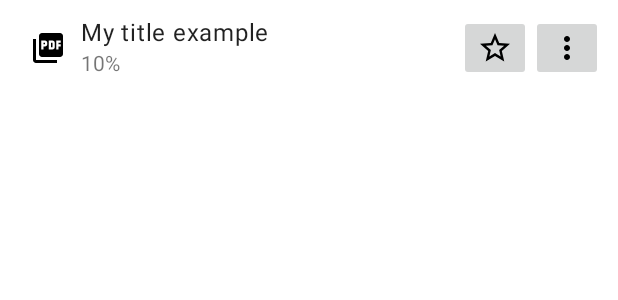
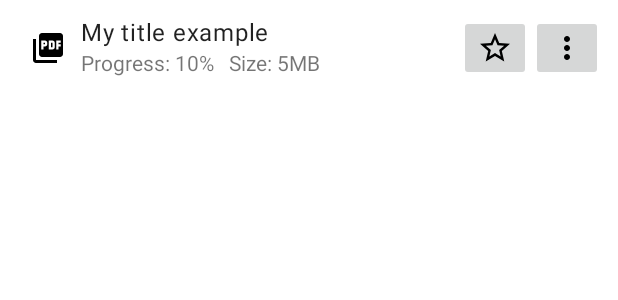
Before and after one commit to Sory-Noroc/LibroRead, an Android app: the layout book_list_item.xml on its own in the app's theme, with its tools: preview values and no code run, on a phone screen of 412 x 824 dp. Shown: the top 300 px of the screen. Run offline under Robolectric (Android 15) with nearby library versions, the phone set to English and light mode, and no system bars.

Commit message:
Logging and minor fixes

```diff
--- a/app/build.gradle
+++ b/app/build.gradle
@@ -35,6 +35,7 @@ android {
     }
     buildFeatures {
         viewBinding true
+        dataBinding true
     }
 }
 
--- a/app/src/main/AndroidManifest.xml
+++ b/app/src/main/AndroidManifest.xml
@@ -20,12 +20,8 @@
         android:theme="@style/Theme.LibroRead"
         tools:targetApi="31">
         <activity
-            android:name=".ReadActivity"
-            android:exported="false" />
-        <activity
             android:name=".MainActivity"
             android:exported="true"
-            android:label="@string/app_name"
             android:theme="@style/Theme.LibroRead.NoActionBar">
             <intent-filter>
                 <action android:name="android.intent.action.MAIN" />
--- a/app/src/main/res/layout/book_list_item.xml
+++ b/app/src/main/res/layout/book_list_item.xml
@@ -1,4 +1,5 @@
 <?xml version="1.0" encoding="utf-8"?>
+<layout>
     <androidx.constraintlayout.widget.ConstraintLayout xmlns:android="http://schemas.android.com/apk/res/android"
         android:layout_width="match_parent"
         android:layout_height="wrap_content"
@@ -30,8 +31,10 @@
             android:id="@+id/book_size"
             android:layout_width="wrap_content"
             android:layout_height="wrap_content"
+            android:paddingLeft="10dp"
             app:layout_constraintTop_toBottomOf="@id/book_title"
-        app:layout_constraintLeft_toRightOf="@id/book_image"/>
+            app:layout_constraintLeft_toRightOf="@id/progress_view"
+            tools:text="Size: 5MB"/>
 
         <TextView
             android:id="@+id/progress_view"
@@ -39,14 +42,13 @@
             android:layout_height="wrap_content"
             app:layout_constraintLeft_toRightOf="@id/book_image"
             app:layout_constraintTop_toBottomOf="@id/book_title"
-        tools:text="10%"/>
+            tools:text="Progress: 10%"/>
 
         <ImageButton
             android:id="@+id/favorite_button"
             android:layout_width="wrap_content"
             android:layout_height="wrap_content"
             android:contentDescription="@string/heart_icon"
-        android:onClick="updateFavorite"
             app:layout_constraintBottom_toBottomOf="parent"
             app:layout_constraintRight_toLeftOf="@id/options_button"
             app:srcCompat="@drawable/ic_baseline_star_outline_24" />
@@ -61,3 +63,4 @@
             app:srcCompat="@drawable/ic_baseline_options_24" />
 
     </androidx.constraintlayout.widget.ConstraintLayout>
+</layout>
```
Also changed, not shown: app/src/main/java/com/sorykhan/libroread/AllBooksFragment.kt (+7 -5 lines), app/src/main/java/com/sorykhan/libroread/MainActivity.kt (+15 -27 lines), app/src/main/java/com/sorykhan/libroread/adapter/BookAdapter.kt (+17 -3 lines), app/src/main/java/com/sorykhan/libroread/viewmodels/AllBooksViewModel.kt (+6 -7 lines). Lines whose indentation alone changed are shown as unchanged.
